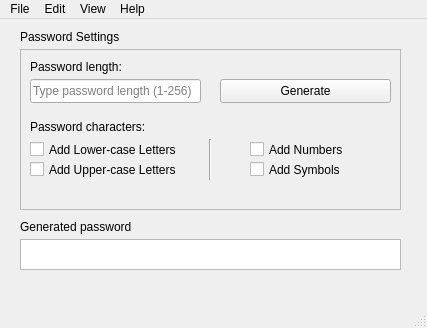
The window that safepass.ui (Yovsky/SafePass) describes before a commit, drawn with Qt 5.
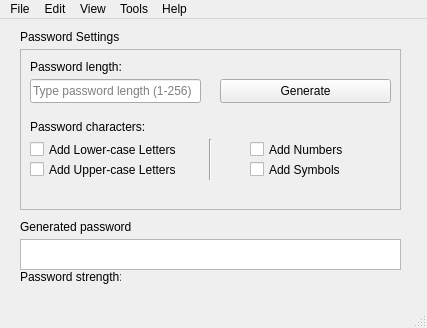
The same window after the commit.

Commit message: Added the password strength label

Patch:
```diff
--- a/safepass.ui
+++ b/safepass.ui
@@ -195,6 +195,32 @@
      <string>Generated password:</string>
     </property>
    </widget>
+   <widget class="QLabel" name="label_4">
+    <property name="geometry">
+     <rect>
+      <x>20</x>
+      <y>250</y>
+      <width>101</width>
+      <height>16</height>
+     </rect>
+    </property>
+    <property name="text">
+     <string>Password strength: </string>
+    </property>
+   </widget>
+   <widget class="QLabel" name="Strength">
+    <property name="geometry">
+     <rect>
+      <x>130</x>
+      <y>250</y>
+      <width>111</width>
+      <height>16</height>
+     </rect>
+    </property>
+    <property name="text">
+     <string/>
+    </property>
+   </widget>
   </widget>
   <widget class="QMenuBar" name="menubar">
    <property name="geometry">
@@ -225,9 +251,16 @@
      <string>Help</string>
     </property>
    </widget>
+   <widget class="QMenu" name="menuTools">
+    <property name="title">
+     <string>Tools</string>
+    </property>
+    <addaction name="actionPassword_strength_checker"/>
+   </widget>
    <addaction name="menufile"/>
    <addaction name="menuEdit"/>
    <addaction name="menuView"/>
+   <addaction name="menuTools"/>
    <addaction name="menuHelp"/>
   </widget>
   <widget class="QStatusBar" name="statusbar"/>
```
Left out of the diff: 5 changed lines with no effect on the pictures. The commit also changes 1 other file.
